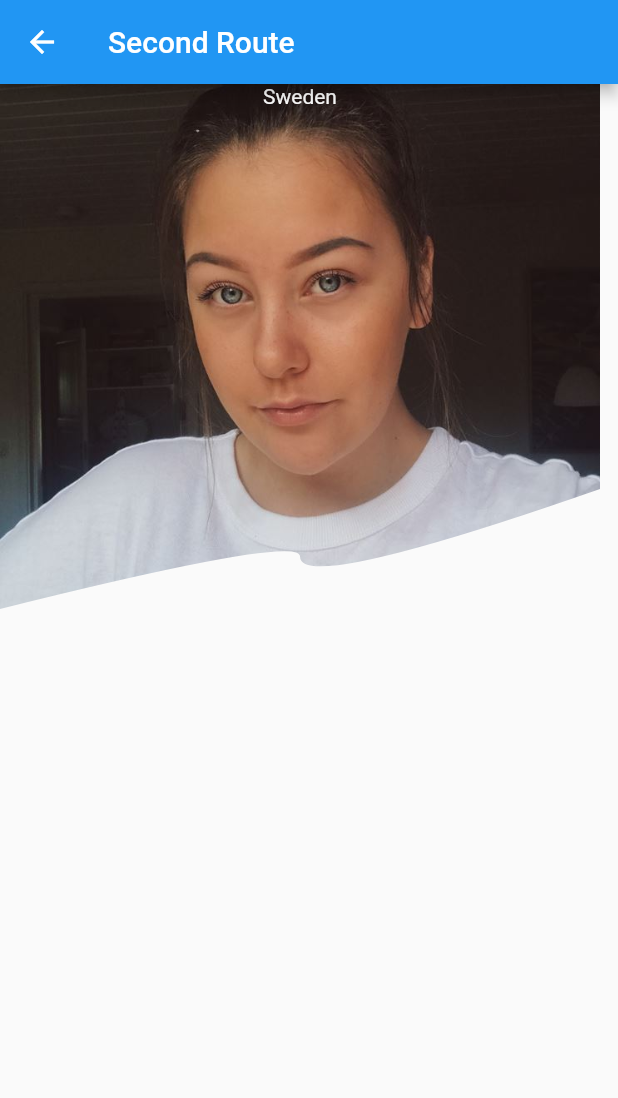
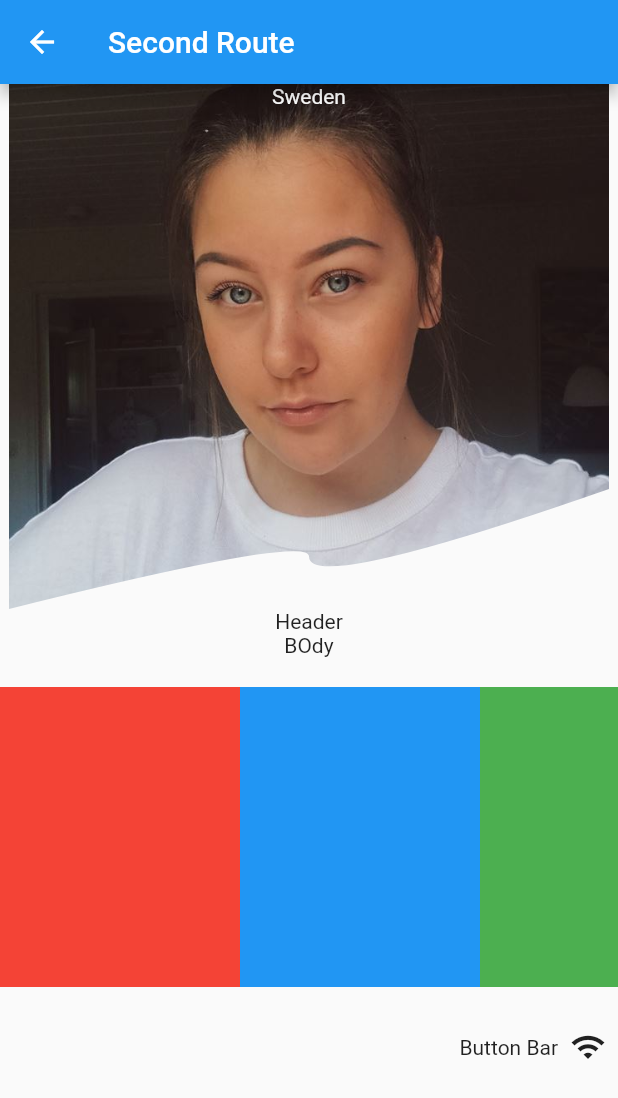
Before and after one commit to glasspinnA/TravelRecommendation, a Flutter app: the screen it shows after launch, after a tap on "Hello World!", on a phone screen of 412 x 824 dp. Shown: the top 1098 px of the screen. Run offline on Flutter 3.47's test engine with Material 2 defaults, Android fonts, the phone set to English and light mode, and no system bars.

Commit message:
cleaned code

```diff
--- /dev/null
+++ b/lib/SecondRoute.dart
@@ -0,0 +1,155 @@
+import 'package:flutter/material.dart';
+
+class SecondRoute extends StatelessWidget {
+  SecondRoute(int index) {
+    debugPrint(index.toString());
+  }
+
+  @override
+  Widget build(BuildContext context) {
+    return Scaffold(
+      appBar: AppBar(
+        title: Text("Second Route"),
+      ),
+      body: ListView.builder(
+        itemCount: 1,
+        itemBuilder: (context, index) {
+          return Container(
+            child: Column(
+              children: <Widget>[
+                HeaderImage(),
+                DescriptionBox(),
+                HorizontalImages(),
+                CustomButtonBar()
+              ],
+            ),
+          );
+        },
+      ),
+    );
+  }
+}
+
+/**
+ * Widget that shows the background image for the selected destination
+ */
+class HeaderImage extends StatelessWidget {
+  @override
+  Widget build(BuildContext context) {
+    return Stack(
+      children: <Widget>[
+        ClipPath(
+          clipper: CustomShape(),
+          child: Container(
+            height: 150.0,
+            child: Text(
+              "Sweden",
+              style: TextStyle(color: Colors.white),
+              textAlign: TextAlign.center,
+            ),
+            constraints: BoxConstraints.tight(new Size(400, 350)),
+            decoration: BoxDecoration(
+              image: DecorationImage(
+                  image: ExactAssetImage("assets/jonna2.jpg"),
+                  fit: BoxFit.cover),
+            ),
+          ),
+        ),
+      ],
+    );
+  }
+}
+
+/**
+ *  Widget that shows the descripton for the destination
+ */
+class DescriptionBox extends StatelessWidget {
+  @override
+  Widget build(BuildContext context) {
+    return Column(
+      children: <Widget>[Text("Header"), Text("BOdy")],
+    );
+  }
+}
+
+/**
+ * Widget that shows the horizontal aligned images for the destination
+ */
+class HorizontalImages extends StatelessWidget {
+  @override
+  Widget build(BuildContext context) {
+    return Container(
+      margin: EdgeInsets.symmetric(vertical: 20.0),
+      height: 200.0,
+      child: ListView(
+        scrollDirection: Axis.horizontal,
+        children: <Widget>[
+          Container(
+            width: 160.0,
+            color: Colors.red,
+          ),
+          Container(
+            width: 160.0,
+            color: Colors.blue,
+          ),
+          Container(
+            width: 160.0,
+            color: Colors.green,
+          ),
+          Container(
+            width: 160.0,
+            color: Colors.yellow,
+          ),
+          Container(
+            width: 160.0,
+            color: Colors.orange,
+          ),
+        ],
+      ),
+    );
+  }
+}
+
+/**
+ * Widget for the button bar
+ */
+class CustomButtonBar extends StatelessWidget {
+  @override
+  Widget build(BuildContext context) {
+    return ButtonBar(
+      children: <Widget>[Text("Button Bar"), Icon(Icons.wifi)],
+    );
+  }
+}
+
+/**
+ * Clipper that gives the header image that flowing feeling
+ */
+class CustomShape extends CustomClipper<Path> {
+  @override
+  Path getClip(Size size) {
+    final Path path = new Path();
+
+    path.lineTo(0.0, size.height);
+
+    var firstEndPoint = Offset(size.width * .5, size.height - 35.0);
+    var firstControlPonint = Offset(size.width * .5, size.height - 50.0);
+    path.quadraticBezierTo(firstControlPonint.dx, firstControlPonint.dy,
+        firstEndPoint.dx, firstEndPoint.dy);
+
+    var secondEndPoint = Offset(size.width, size.height - 80.0);
+    var secondControlPonint = Offset(size.width * .5, size.height - 10.0);
+    path.quadraticBezierTo(secondControlPonint.dx, secondControlPonint.dy,
+        secondEndPoint.dx, secondEndPoint.dy);
+
+    path.lineTo(size.width, size.height);
+    path.lineTo(size.width, 0.0);
+    path.close();
+    return path;
+  }
+
+  @override
+  bool shouldReclip(CustomClipper<Path> oldClipper) {
+    return true;
+  }
+}
--- a/lib/main.dart
+++ b/lib/main.dart
@@ -1,4 +1,5 @@
 import 'package:flutter/material.dart';
+import 'package:travel_app/SecondRoute.dart';
 
 void main() => runApp(MaterialApp(
       title: 'MyApp',
@@ -23,31 +24,12 @@ class TravelListRoute extends StatelessWidget {
             height: 270.0,
             child: InkWell(
               onTap: () {
-                debugPrint("hello");
                 Navigator.push(
                     context,
                     MaterialPageRoute(
                         builder: (context) => SecondRoute(index)));
               },
-              child: Card(
-                margin: EdgeInsets.fromLTRB(5, 10, 10, 5),
-                child: Stack(
-                  children: <Widget>[
-                    Container(
-                        child: Text(
-                          'Hello World!',
-                          style: TextStyle(color: Colors.white),
-                          textAlign: TextAlign.center,
-                        ),
-                        alignment: Alignment.center,
-                        constraints: BoxConstraints.expand(),
-                        decoration: BoxDecoration(
-                            image: DecorationImage(
-                                image: ExactAssetImage("assets/jonna2.jpg"),
-                                fit: BoxFit.cover)))
-                  ],
-                ),
-              ),
+              child: CustomCard(),
             ),
           );
         },
@@ -56,105 +38,29 @@ class TravelListRoute extends StatelessWidget {
   }
 }
 
-class SecondRoute extends StatelessWidget {
-  SecondRoute(int index) {
-    debugPrint(index.toString());
-  }
-
+class CustomCard extends StatelessWidget {
   @override
   Widget build(BuildContext context) {
-    return Scaffold(
-      appBar: AppBar(
-        title: Text("Second Route"),
-      ),
-      body: Container(
-        child: Column(
-          children: <Widget>[
-            Stack(
-              children: <Widget>[
-                ClipPath(
-                  clipper: CustomShape(),
-                  child: Container(
-                    height: 150.0,
-                    child: Text(
-                      "Sweden",
-                      style: TextStyle(color: Colors.white),
-                      textAlign: TextAlign.center,
-                    ),
-                    constraints: BoxConstraints.tight(new Size(400, 350)),
-                    decoration: BoxDecoration(
-                      image: DecorationImage(
-                          image: ExactAssetImage("assets/jonna2.jpg"),
-                          fit: BoxFit.cover),
-                    ),
-                  ),
-                ),
-              ],
+    return Card(
+      margin: EdgeInsets.fromLTRB(5, 10, 10, 5),
+      child: Stack(
+        children: <Widget>[
+          Container(
+            child: Text(
+              'Hello World!',
+              style: TextStyle(color: Colors.white),
+              textAlign: TextAlign.center,
             ),
-          ],
-        ),
+            alignment: Alignment.center,
+            constraints: BoxConstraints.expand(),
+            decoration: BoxDecoration(
+              image: DecorationImage(
+                  image: ExactAssetImage("assets/jonna2.jpg"),
+                  fit: BoxFit.cover),
+            ),
+          )
+        ],
       ),
     );
   }
 }
-
-class CustomShape extends CustomClipper<Path> {
-  @override
-  Path getClip(Size size) {
-    final Path path = new Path();
-
-    path.lineTo(0.0, size.height);
-
-    var firstEndPoint = Offset(size.width * .5, size.height - 35.0);
-    var firstControlPonint = Offset(size.width * .5, size.height - 50.0);
-    path.quadraticBezierTo(firstControlPonint.dx, firstControlPonint.dy,
-        firstEndPoint.dx, firstEndPoint.dy);
-
-    var secondEndPoint = Offset(size.width, size.height - 80.0);
-    var secondControlPonint = Offset(size.width * .5, size.height - 10.0);
-    path.quadraticBezierTo(secondControlPonint.dx, secondControlPonint.dy,
-        secondEndPoint.dx, secondEndPoint.dy);
-
-    path.lineTo(size.width, size.height);
-    path.lineTo(size.width, 0.0);
-    path.close();
-    return path;
-  }
-
-  @override
-  bool shouldReclip(CustomClipper<Path> oldClipper) {
-    return true;
-  }
-}
-
-/*
-Container(
-                  margin: EdgeInsets.symmetric(vertical: 20.0),
-                  height: 200.0,
-                  child: ListView(
-                    scrollDirection: Axis.horizontal,
-                    children: <Widget>[
-                      Container(
-                        width: 160.0,
-                        color: Colors.red,
-                      ),
-                      Container(
-                        width: 160.0,
-                        color: Colors.blue,
-                      ),
-                      Container(
-                        width: 160.0,
-                        color: Colors.green,
-                      ),
-                      Container(
-                        width: 160.0,
-                        color: Colors.yellow,
-                      ),
-                      Container(
-                        width: 160.0,
-                        color: Colors.orange,
-                      ),
-                    ],
-                  ),
-                ),
-*/
```
